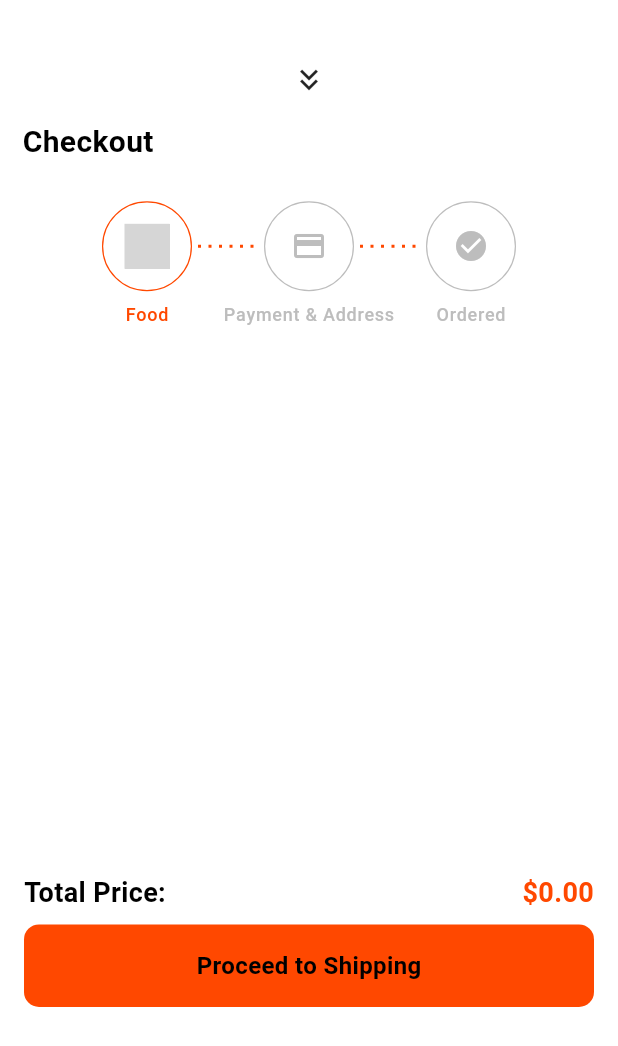
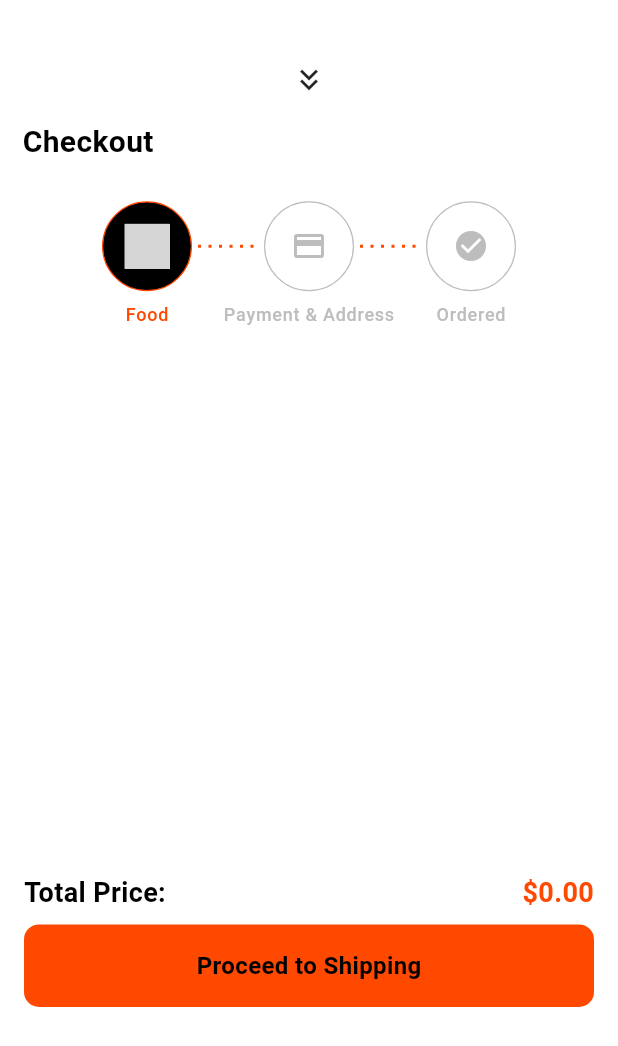
Before and after one commit to Ahmedx44/food_hub, a Flutter app: the CheckoutPage screen opened directly with empty values, on a phone screen of 412 x 824 dp. Shown: the top 1046 px of the screen. Run offline on Flutter 3.47's test engine with Material 3 defaults, Android fonts, the phone set to English and light mode, and no system bars; drawn by our look-alikes of easy_stepper; our stand-ins replace awesome_bottom_bar, bloc, carousel_slider, cloud_firestore, dartz, dio and 19 more; missing offline and left inert: flutter_stripe, geolocator_platform_interface; accounts and stored records are empty; network calls fail; grey boxes are pictures that could not be loaded.

Commit message:
"Refactored code in cart, favorite, and home features to improve formatting, error handling, and theme consistency."

```diff
--- a/lib/features/cart/presentation/page/cart.dart
+++ b/lib/features/cart/presentation/page/cart.dart
@@ -44,8 +44,9 @@ class _CartScreenState extends State<CartScreen> {
                   final cartItems = snapshot.data!;
 
                   double totalPrice = cartItems.fold(0.0, (sum, item) {
-                    return sum +
-                        ((item.originalprice) * double.parse(item.quantity));
+                    double quantity = double.tryParse(item.quantity) ??
+                        1.0; // Default to 1 if parsing fails
+                    return sum + (item.originalprice * quantity);
                   });
 
                   return SingleChildScrollView(
--- a/lib/features/cart/presentation/page/checkout_page.dart
+++ b/lib/features/cart/presentation/page/checkout_page.dart
@@ -72,19 +72,40 @@ class _CheckoutPageState extends State<CheckoutPage> {
             ),
             EasyStepper(
               enableStepTapping: false,
+              activeStepIconColor: Theme.of(context).colorScheme.onSecondary,
+              activeStepBackgroundColor:
+                  Theme.of(context).colorScheme.onSecondary,
               fitWidth: true,
               activeStep: _activeStep,
-              steps: const [
+              steps: [
                 EasyStep(
-                  icon: Icon(Icons.food_bank_rounded, size: 24),
+                  icon: Icon(
+                    Icons.food_bank_rounded,
+                    size: 24,
+                    color: Theme.of(context).brightness == Brightness.dark
+                        ? Colors.white
+                        : Colors.black,
+                  ),
                   title: 'Food',
                 ),
                 EasyStep(
-                  icon: Icon(Icons.payment, size: 24),
+                  icon: Icon(
+                    Icons.payment,
+                    size: 24,
+                    color: Theme.of(context).brightness == Brightness.dark
+                        ? Colors.white
+                        : Colors.black,
+                  ),
                   title: 'Payment & Address',
                 ),
                 EasyStep(
-                  icon: Icon(Icons.check_circle, size: 24),
+                  icon: Icon(
+                    Icons.check_circle,
+                    size: 24,
+                    color: Theme.of(context).brightness == Brightness.dark
+                        ? Theme.of(context).colorScheme.secondary
+                        : Colors.black,
+                  ),
                   title: 'Ordered',
                 ),
               ],
--- a/lib/features/cart/presentation/page/shipping_page.dart
+++ b/lib/features/cart/presentation/page/shipping_page.dart
@@ -110,7 +110,7 @@ class _ShippingPageState extends State<ShippingPage> {
     return Container(
       padding: const EdgeInsets.all(16.0),
       decoration: BoxDecoration(
-        color: Colors.white,
+        color: Theme.of(context).colorScheme.onSecondaryContainer,
         borderRadius: BorderRadius.circular(10),
         boxShadow: const [
           BoxShadow(
@@ -216,7 +216,7 @@ class _ShippingPageState extends State<ShippingPage> {
     return Container(
       padding: const EdgeInsets.all(16.0),
       decoration: BoxDecoration(
-        color: Colors.white,
+        color: Theme.of(context).colorScheme.onTertiaryContainer,
         borderRadius: BorderRadius.circular(10),
         boxShadow: const [
           BoxShadow(
--- a/lib/features/home/presentation/page/detail_page.dart
+++ b/lib/features/home/presentation/page/detail_page.dart
@@ -274,6 +274,9 @@ class _ItemDetailState extends State<ItemDetail> {
                     ),
                   ),
                 ),
+              ),
+              SizedBox(
+                height: MediaQuery.of(context).size.height * 0.01,
               )
             ],
           ),
```
Also changed, not shown: lib/features/cart/presentation/page/ordeR_confirm_page.dart (+6 -4 lines), lib/features/favorite/presentation/page/favorite.dart (+39 -21 lines), lib/features/home/data/source/item_Service.dart (+7 -8 lines).
